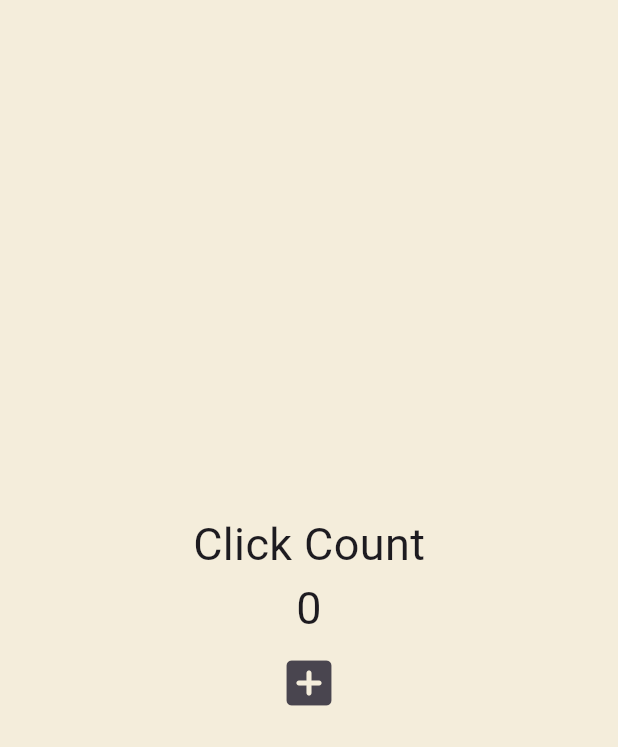
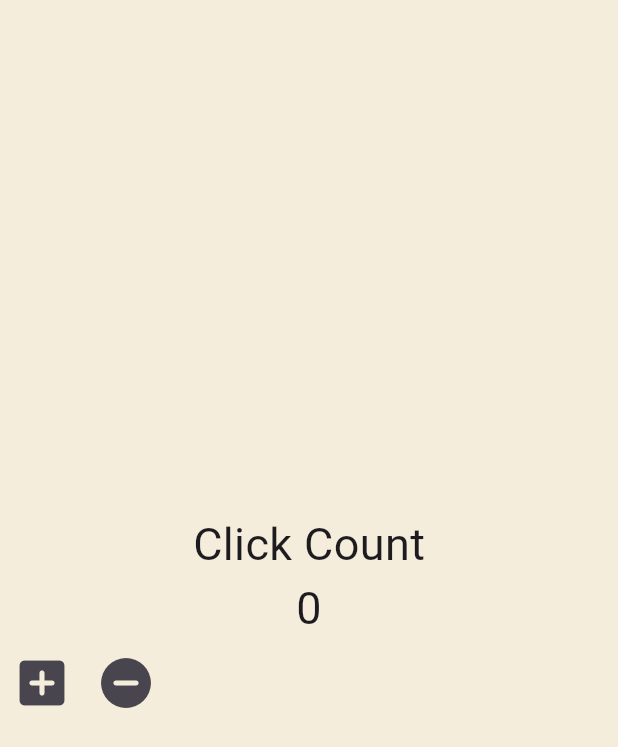
Before and after one commit to maskelog/Flutter_App, a Flutter app: the screen it shows after launch, on a phone screen of 412 x 824 dp. Shown: the top 747 px of the screen. Run offline on Flutter 3.47's test engine with Material 3 defaults, Android fonts, the phone set to English and light mode, and no system bars.

```diff
--- a/STATEFUL WIDGETS/flutter_widgets/lib/main.dart
+++ b/STATEFUL WIDGETS/flutter_widgets/lib/main.dart
@@ -20,6 +20,12 @@ class _AppState extends State<App> {
     });
   }
 
+  void onMinus() {
+    setState(() {
+      counter = counter - 1;
+    });
+  }
+
   @override
   Widget build(BuildContext context) {
     return MaterialApp(
@@ -38,10 +44,18 @@ class _AppState extends State<App> {
                   '$counter',
                   style: const TextStyle(fontSize: 30),
                 ),
-                IconButton(
-                    iconSize: 40,
-                    onPressed: onClicked,
-                    icon: const Icon(Icons.add_box_rounded))
+                Row(
+                  children: [
+                    IconButton(
+                        iconSize: 40,
+                        onPressed: onClicked,
+                        icon: const Icon(Icons.add_box_rounded)),
+                    IconButton(
+                        iconSize: 40,
+                        onPressed: onMinus,
+                        icon: const Icon(Icons.remove_circle_rounded)),
+                  ],
+                )
               ],
             ),
           ),
```
